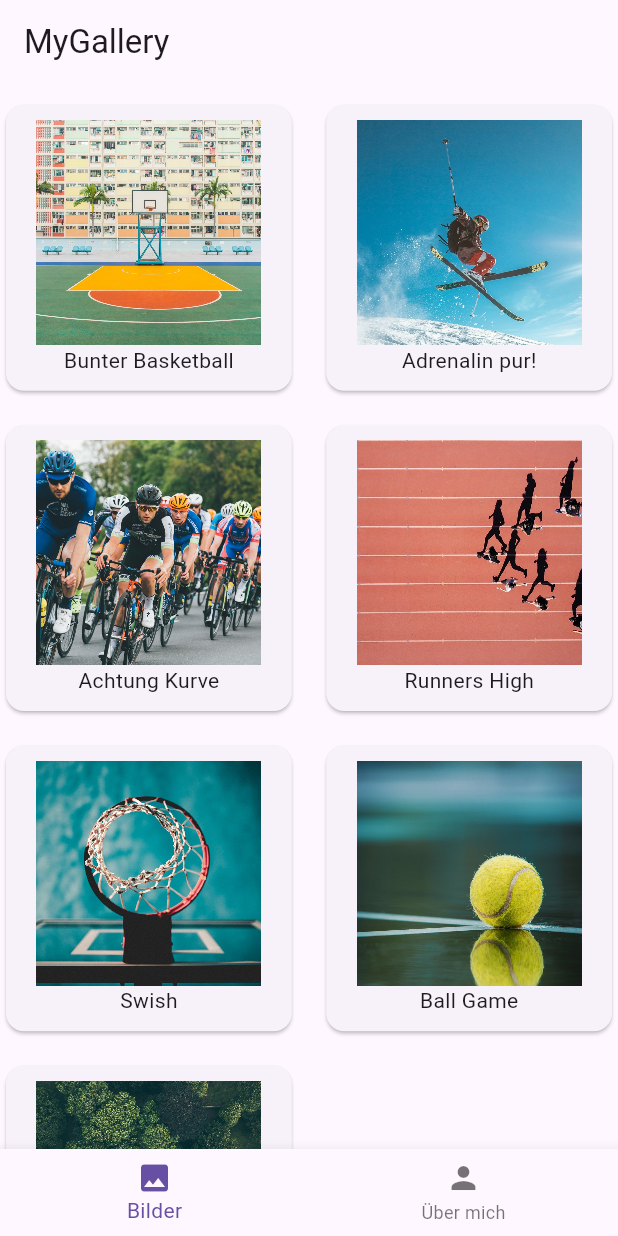
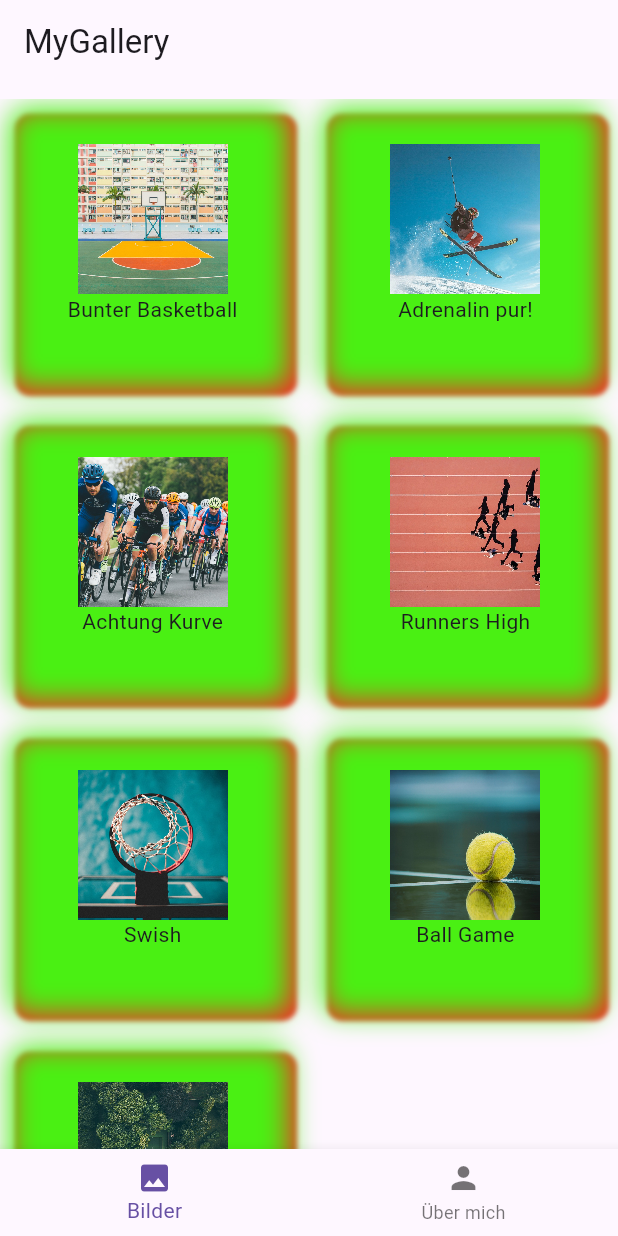
Before and after one commit to AndreasSrHefmanKuhl/appgallery_heav, a Flutter app: the screen it shows after launch, on a phone screen of 412 x 824 dp. Run offline on Flutter 3.47's test engine with Material 3 defaults, Android fonts, the phone set to English and light mode, and no system bars.

Commit message:
made shiny gallery card

```diff
--- a/lib/Features/Gallery/Widgets/gallery_card.dart
+++ b/lib/Features/Gallery/Widgets/gallery_card.dart
@@ -1,4 +1,6 @@
 import 'package:app/features/gallery/models/gallery_item.dart';
+import 'package:app/features/gallery/screens/detail_screen.dart';
+import 'package:app/features/gallery/widgets/shared/Widget/neumorphic_button.dart';
 import 'package:flutter/material.dart';
 
 class GalleryCard extends StatelessWidget {
@@ -11,22 +13,35 @@ class GalleryCard extends StatelessWidget {
 
   @override
   Widget build(BuildContext context) {
-    return Card(
-      child: Column(
-        children: [
-          Padding(
-            padding: const EdgeInsets.only(top: 10),
-            child: SizedBox(
-                width: 150,
-                height: 150,
-                child: Image.asset(
-                  item.imagePath,
-                  fit: BoxFit.cover,
-                  filterQuality: FilterQuality.high,
-                )),
-          ),
-          Text(item.imageTitle)
-        ],
+    return Padding(
+      padding: const EdgeInsets.all(5.0),
+      child: NeumorphicButton(
+        bottomRightShadowSpreadRadius: 2,
+        bottomRightShadowBlurRadius: 2,
+        borderWidth: 5,
+        width: 120,
+        height: 120,
+        backgroundColor: const Color.fromARGB(0, 255, 255, 255),
+        bottomRightShadowColor: const Color.fromARGB(236, 247, 24, 24),
+        topLeftShadowColor: const Color.fromARGB(255, 74, 240, 19),
+        onTap: () {
+          Navigator.push(
+            context,
+            MaterialPageRoute(
+              builder: (context) => DetailScreen(item: item),
+            ),
+          );
+        },
+        child: Column(
+          children: [
+            SizedBox(
+                height: 100,
+                width: 100,
+                child: Image.asset(item.imagePath,
+                    fit: BoxFit.cover, filterQuality: FilterQuality.high)),
+            Text(item.imageTitle),
+          ],
+        ),
       ),
     );
   }
--- a/lib/Features/Gallery/screens/grid_screen.dart
+++ b/lib/Features/Gallery/screens/grid_screen.dart
@@ -1,6 +1,6 @@
 import 'package:app/features/gallery/widgets/gallery_card.dart';
 import 'package:app/features/gallery/models/gallery_item.dart';
-import 'package:app/features/gallery/screens/detail_screen.dart';
+
 import 'package:flutter/material.dart';
 
 class GridScreen extends StatelessWidget {
@@ -13,26 +13,13 @@ class GridScreen extends StatelessWidget {
         child: GridView.builder(
             gridDelegate: const SliverGridDelegateWithFixedCrossAxisCount(
               crossAxisCount: 2,
-            crossAxisSpacing: 15,
-            mainAxisSpacing: 15,
+              crossAxisSpacing: 5,
+              mainAxisSpacing: 5,
             ),
             itemCount: galleryData.length,
             itemBuilder: (context, int index) {
               final item = galleryData[index];
-            return GestureDetector(
-              onTap: () {
-                Navigator.push(
-                  context,
-                  MaterialPageRoute(
-                    builder: (context) => DetailScreen(item: item),
-                  ),
-                );
-              },
-              child: GalleryCard(
-                item: item,
-              ),
-            );
-          }),
-    );
+              return GalleryCard(item: item);
+            }));
   }
 }
```
Lines whose indentation alone changed are shown as unchanged.
